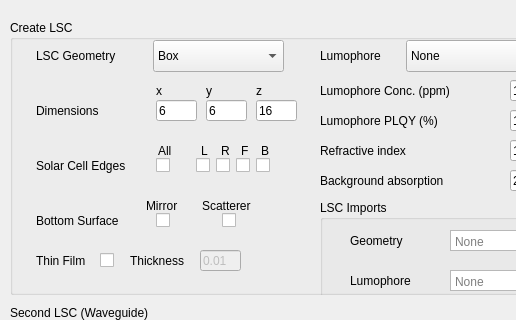
Before: the Qt Designer form GUI/form.ui in ZZ2k-IC/pvtrace-master, drawn with Qt 5; both pictures show x 0 to 516 and y 0 to 320 of the 601 by 1100 pixel window.
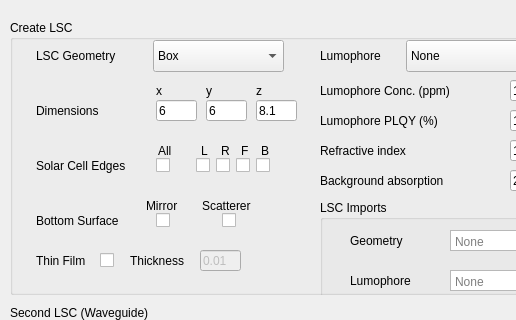
After: the same form once the commit is applied.

Commit message: change absorber's locatoin

What changed in the file:
```diff
--- a/GUI/form.ui
+++ b/GUI/form.ui
@@ -290,7 +290,7 @@
       </rect>
      </property>
      <property name="text">
-      <string>16</string>
+      <string>8.1</string>
      </property>
      <property name="placeholderText">
       <string>z</string>
```
The commit also changes 1 other file.
